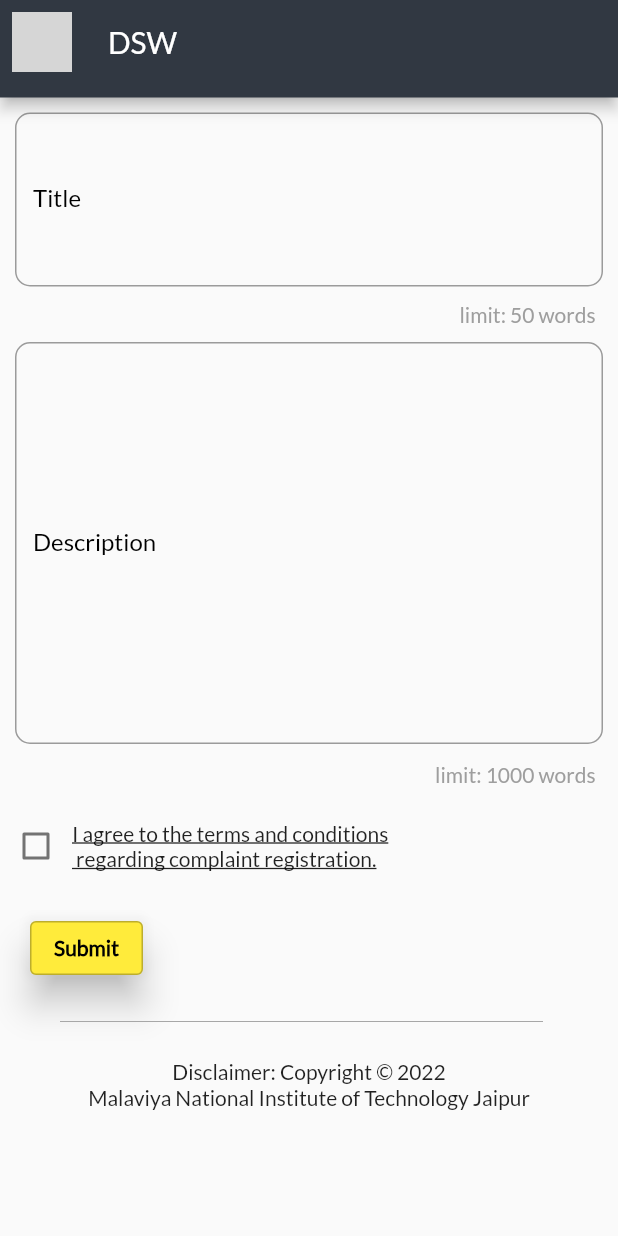
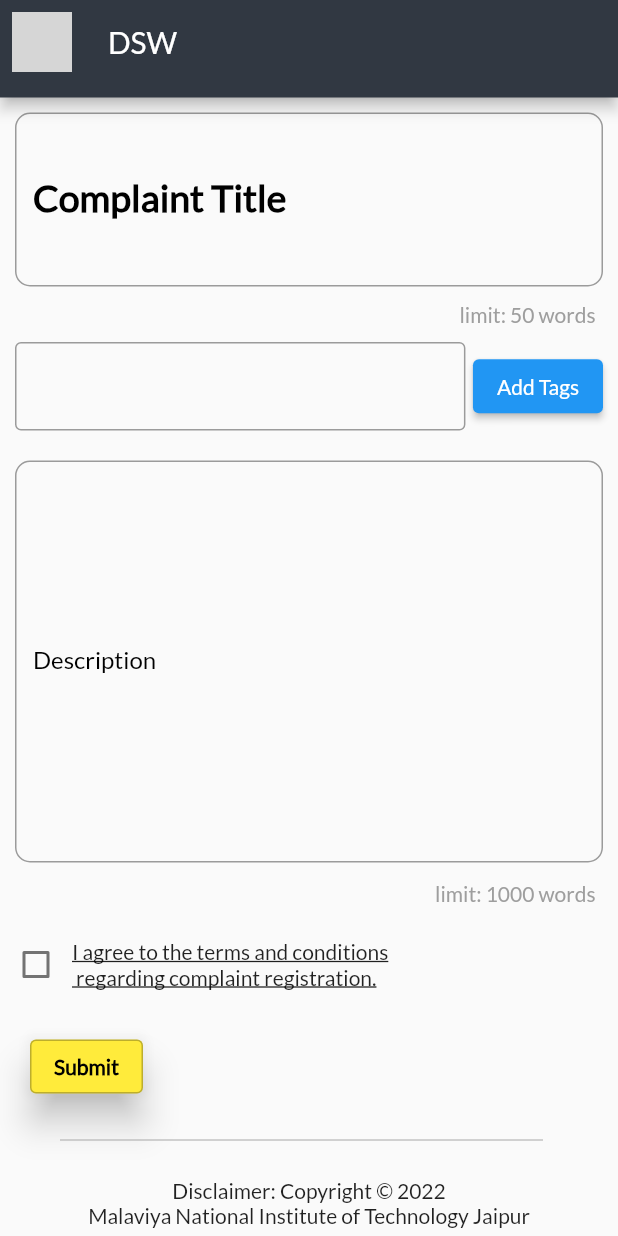
Before and after one commit to MNIT-DSW-APP/DSW-FRONTEND, a Flutter app: the ComplaintRegisterScreen screen opened by its route, on a phone screen of 412 x 824 dp. Run offline on Flutter 3.47's test engine with Material 2 defaults, Android fonts, the phone set to English and light mode, and no system bars; our stand-ins replace carousel_slider, file_picker, flutter_lorem, font_awesome_flutter, percent_indicator, youtube_player_flutter; missing offline and left inert: rotated_corner_decoration; grey boxes are pictures that could not be loaded.

Commit message:
Upgraded "ComplaintRegisterScreen" Page i.e., added Tags.

```diff
--- a/lib/screens/user/register_complaint_screen.dart
+++ b/lib/screens/user/register_complaint_screen.dart
@@ -1,6 +1,10 @@
+import 'dart:math';
+
 import 'package:dswapp/widgets/copyright.dart';
 import 'package:dswapp/widgets/custom_appbar.dart';
 import 'package:flutter/material.dart';
+
+import '../../widgets/chip_data.dart';
 
 class ComplaintRegisterScreen extends StatefulWidget {
   const ComplaintRegisterScreen({Key? key}) : super(key: key);
@@ -12,6 +16,15 @@ class ComplaintRegisterScreen extends StatefulWidget {
 
 class _ComplaintRegisterScreen extends State<ComplaintRegisterScreen> {
   bool termsAndConditionCheckbox = false;
+
+  final List<Chipdata> _chipList = [];
+  final TextEditingController _chipText = TextEditingController();
+  void deleteChips(String title){
+    setState(() {
+      _chipList.removeWhere((element) => element.title == title);
+    });
+  }
+
 
   @override
   Widget build(BuildContext context) {
@@ -28,9 +41,9 @@ class _ComplaintRegisterScreen extends State<ComplaintRegisterScreen> {
                   child: TextFormField(
                     keyboardType: TextInputType.multiline,
                     decoration: const InputDecoration(
-                      labelText: "Title",
-                      labelStyle: TextStyle(color: Colors.black),
-                      hintText: "Enter Title...",
+                      labelText: "Complaint Title",
+                      labelStyle: TextStyle(color: Colors.black, fontWeight: FontWeight.bold, fontSize: 25),
+                      hintText: "Enter Complaint Title...",
                       hintStyle: TextStyle(
                         color: Colors.grey,
                       ),
@@ -51,6 +64,44 @@ class _ComplaintRegisterScreen extends State<ComplaintRegisterScreen> {
                           fontWeight: FontWeight.w100, color: Colors.grey)),
                 ),
               ),
+
+              Wrap(
+                spacing: 5,
+                children: _chipList.map((chip) => Chip(
+                    label: Text(chip.title),
+                  avatar: CircleAvatar(
+                    backgroundColor: Colors.white.withOpacity(0.8),
+                    child: Text(
+                      chip.avText[0],
+                      style: const TextStyle(fontWeight: FontWeight.w500),
+                    ),
+                  ),
+                  onDeleted: (){
+                      deleteChips(chip.title);
+                  },
+                  backgroundColor: Colors.primaries[Random().nextInt(Colors.primaries.length)],
+                )).toList(),
+              ),
+
+              Padding(
+                padding: const EdgeInsets.symmetric(vertical: 10.0, horizontal: 10),
+                child: Row(
+                  children: [
+                    Expanded(child: TextField(
+                      controller: _chipText,
+                      decoration: const InputDecoration(border: OutlineInputBorder()),
+                    )),
+                    const SizedBox(width: 5,),
+                    ElevatedButton(onPressed: (){
+                      setState(() {
+                        _chipList.add(Chipdata(title: _chipText.text, color: Colors.primaries[Random().nextInt(Colors.primaries.length)], avText: _chipText.text));
+                            _chipText.text = '';
+                      });
+                    }, child: const Text("Add Tags"))
+                  ],
+                ),
+              ),
+
               Padding(
                 padding:
                     const EdgeInsets.symmetric(vertical: 10, horizontal: 10),
```
